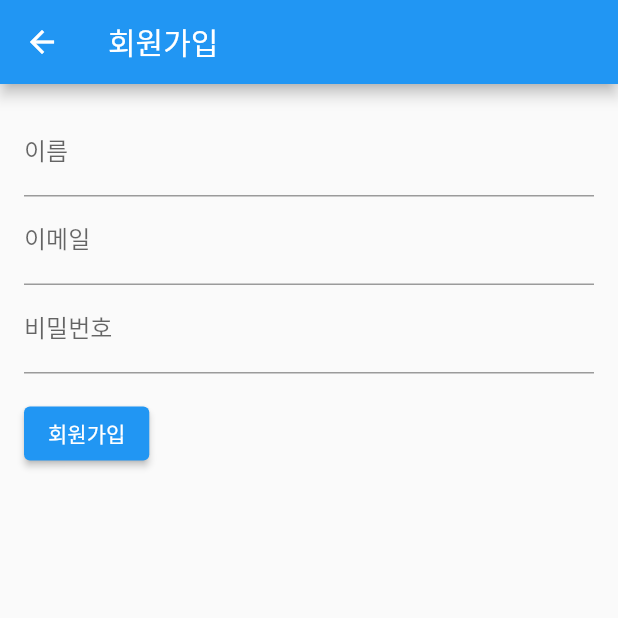
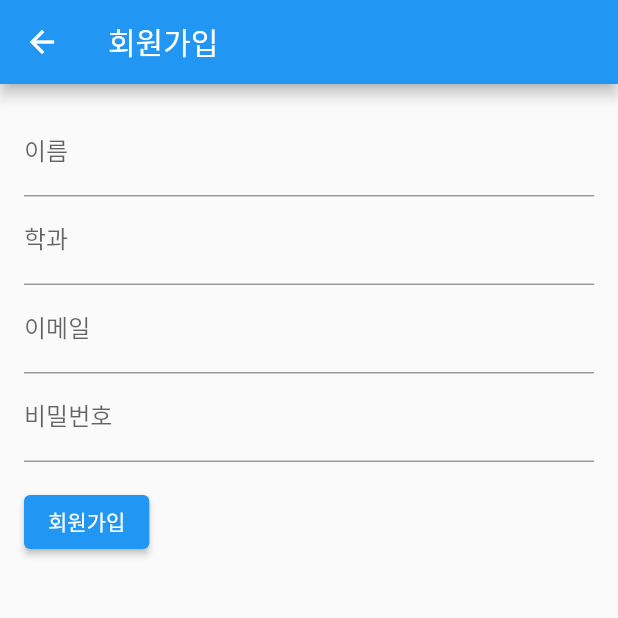
Before and after one commit to 23-1-CapstoneDesign/FIGHT_GONGGANG, a Flutter app: the screen it shows after launch, after a tap on "회원가입", on a phone screen of 412 x 824 dp, the top half of it. Run offline on Flutter 3.47's test engine with Material 2 defaults, Android fonts, the light colour scheme and no system bars; our stand-ins replace flutter_dotenv, shared_preferences; missing offline and left inert: mysql1.

Commit message:
ver 0.01

```diff
--- a/lib/Layout/Dashboard.dart
+++ b/lib/Layout/Dashboard.dart
@@ -1,3 +1,4 @@
+import 'package:fighting_gonggang/Login.dart';
 import 'package:flutter/material.dart';
 import 'package:shared_preferences/shared_preferences.dart';
 
@@ -40,8 +41,11 @@ class dashboard extends StatelessWidget {
 // 로그아웃 처리 로직
           SharedPreferences prefs = await SharedPreferences.getInstance();
           await prefs.remove('autoLogin');
+          Navigator.pushAndRemoveUntil (
+              context,
+              MaterialPageRoute(builder: (context) => LoginPage()),
+          (Route<dynamic> route) => false,);
 
-          Navigator.pushReplacementNamed(context, '/login');
 
         },
       ),
--- a/lib/Maintab.dart
+++ b/lib/Maintab.dart
@@ -19,7 +19,6 @@ class _MaintabPageState extends State<MaintabPage> {
   Widget build(BuildContext context) {
     return Scaffold(
       appBar: AppBar(
-        title: Text("My App"),
       ),
       body: _children[_currentIndex],
       bottomNavigationBar: BottomNavigationBar(
--- a/lib/registration_page.dart
+++ b/lib/SignUp.dart
@@ -1,10 +1,13 @@
 import 'package:flutter/material.dart';
 import 'dart:core';
-
+import 'package:mysql1/mysql1.dart';
 class SignupPage extends StatelessWidget {
   final _nameController = TextEditingController();
+  final _departmentController =TextEditingController();
+  final _studentnumberController = TextEditingController();
   final _emailController = TextEditingController();
   final _passwordController = TextEditingController();
+  final _styleController = TextEditingController();
   int _currentIndex = 0;
 
 
@@ -25,6 +28,10 @@ class SignupPage extends StatelessWidget {
               decoration: InputDecoration(labelText: '이름'),
             ),
             TextField(
+              controller: _departmentController,
+              decoration: InputDecoration(labelText: '학과'),
+            ),
+            TextField(
               controller: _emailController,
               decoration: InputDecoration(labelText: '이메일'),
             ),
@@ -41,7 +48,7 @@ class SignupPage extends StatelessWidget {
                   final email = _emailController.text;
                   final password = _passwordController.text;
                   // 회원가입 로직 처리
-
+              print('');
                 },
                 child: Text('회원가입'),
               ),
--- /dev/null
+++ b/lib/dbconfig/dbconnect.dart
@@ -0,0 +1,25 @@
+import 'package:mysql1/mysql1.dart';
+import 'package:flutter_dotenv/flutter_dotenv.dart';
+
+
+Future<MySqlConnection> config() async {
+  var settings;
+
+
+  var host = dotenv.env["HOST"].toString();
+  var user= dotenv.env["DB_USER"];
+  var password= dotenv.env["DB_PASSWORD"];
+  var db= dotenv.env["DB_NAME"];
+
+  MySqlConnection conn = await MySqlConnection.connect(ConnectionSettings(
+      host: host,
+      port: 3306,
+      user:  dotenv.env["DB_USER"],
+      db: dotenv.env["DB_NAME"],
+      password: dotenv.env["DB_PASSWORD"]));
+
+
+  Future<Results> result = conn.query("SHOW DATABASE;");
+  return conn;
+
+}
--- a/lib/login.dart
+++ b/lib/login.dart
@@ -1,25 +1,17 @@
 import 'package:fighting_gonggang/Maintab.dart';
 import 'package:flutter/material.dart';
 import 'package:shared_preferences/shared_preferences.dart';
-import 'registration_page.dart';
-
-
+import 'SignUp.dart';
 
 class LoginPage extends StatefulWidget {
-
-
-
   @override
   _LoginPageState createState() => _LoginPageState();
 }
 
 class _LoginPageState extends State<LoginPage> {
-
   final _usernameController = TextEditingController();
   final _passwordController = TextEditingController();
-  bool _rememberMe=false;
   bool _autoLogin = false;
-
 
   @override
   void initState() {
@@ -37,7 +29,6 @@ class _LoginPageState extends State<LoginPage> {
         _usernameController.text = username;
         _passwordController.text = password;
         setState(() {
-          _rememberMe = true;
           _autoLogin = true;
         });
         _login();
@@ -50,18 +41,18 @@ class _LoginPageState extends State<LoginPage> {
     final username = _usernameController.text;
     final password = _passwordController.text;
     // 로그인 처리 로직
-    if (_rememberMe) {
+    if (_autoLogin) {
       SharedPreferences prefs = await SharedPreferences.getInstance();
       prefs.setString('username', username);
       prefs.setString('password', password);
       prefs.setBool('autoLogin', true);
     }
+
     Navigator.push(
       context,
       MaterialPageRoute(builder: (context) => MaintabPage()),
     );
   }
-
 
   @override
   Widget build(BuildContext context) {
@@ -74,6 +65,7 @@ class _LoginPageState extends State<LoginPage> {
         child: Column(
           crossAxisAlignment: CrossAxisAlignment.start,
           children: <Widget>[
+            SizedBox(height: 10.0),
             TextField(
               controller: _usernameController,
               decoration: InputDecoration(labelText: '아이디'),
@@ -83,51 +75,62 @@ class _LoginPageState extends State<LoginPage> {
               obscureText: true,
               decoration: InputDecoration(labelText: '비밀번호'),
             ),
+
             Row(
-              children: <Widget>[
-                Checkbox(
-                  value: _rememberMe,
-                  onChanged: (value) {
-                    setState(() {
-                      _rememberMe = value!;
-                    });
-                  },
+              mainAxisAlignment: MainAxisAlignment.center,
+              children: [
+                ElevatedButton(
+                  style: ElevatedButton.styleFrom(minimumSize: (Size(200, 40))),
+                  onPressed: _login,
+                  child: Text('로그인'),
                 ),
-                Text('로그인 정보 기억하기'),
               ],
             ),
             Row(
+              mainAxisAlignment: MainAxisAlignment.center,
+              children: [
+                ElevatedButton(
+                  style: ElevatedButton.styleFrom(minimumSize: (Size(200, 40))),
+                  onPressed: () {
+                    Navigator.push(
+                      context,
+                      MaterialPageRoute(builder: (context) => SignupPage()),
+                    );
+                  },
+                  child: Text('회원가입'),
+                )
+              ],
+            ),
+            SizedBox(height: 1.0),
+            Row(
+              mainAxisAlignment: MainAxisAlignment.center,
+              children: [
+                Text('비밀번호를 잊으셨나요?'),
+                TextButton(
+                  onPressed: () {
+                    Navigator.push(
+                      context,
+                      MaterialPageRoute(builder: (context) => SignupPage()),
+                    );
+                  },
+                  child: Text('비밀번호 찾기'),
+
+                ),
+              ],
+            ),
+            Row(
+              mainAxisAlignment: MainAxisAlignment.center,
               children: <Widget>[
                 Checkbox(
                   value: _autoLogin,
                   onChanged: (value) {
                     setState(() {
                       _autoLogin = value!;
-                      if (_autoLogin) {
-                        _rememberMe = true;
-                      }
                     });
                   },
                 ),
                 Text('자동 로그인'),
               ],
-            ),
-            Padding(
-              padding: const EdgeInsets.symmetric(vertical: 16.0),
-              child: ElevatedButton(
-                onPressed: _login,
-                child: Text('로그인'),
-              ),
-            ),
-            SizedBox(height: 16.0),
-            ElevatedButton(
-              onPressed: () {
-                Navigator.push(
-                  context,
-                  MaterialPageRoute(builder: (context) => SignupPage()),
-                );
-              },
-              child: Text('회원가입'),
             ),
           ],
         ),
--- a/lib/main.dart
+++ b/lib/main.dart
@@ -1,8 +1,13 @@
 import 'package:flutter/material.dart';
 import 'Login.dart';
 import 'Maintab.dart';
+import 'dbconfig/dbconnect.dart';
+import 'package:flutter_dotenv/flutter_dotenv.dart';
+Future main() async{
 
-void main() {
+  await dotenv.load(fileName: ".env");
+
+  var test = config();
   runApp(MyApp());
 }
 
@@ -14,9 +19,10 @@ class MyApp extends StatelessWidget {
       theme: ThemeData(
         primarySwatch: Colors.blue,
       ),
-      home: LoginPage(),//시작 페이지: 로그인
+
+      initialRoute: '/',
       routes: {//routes: key=라우트명 ex:localhost:8080/라우트명
-        '/login': (context) => LoginPage(),
+        '/': (context) => LoginPage(),
         '/home': (context) => MaintabPage(),
         // '/profile': (context) => ProfileScreen(),
         // '/settings': (context) => SettingsScreen(),
--- a/pubspec.yaml
+++ b/pubspec.yaml
@@ -36,6 +36,8 @@ dependencies:
   # Use with the CupertinoIcons class for iOS style icons.
   cupertino_icons: ^1.0.2
   shared_preferences: ^2.0.20
+  mysql1: ^0.20.0
+  flutter_dotenv: ^5.0.2
 dev_dependencies:
   flutter_test:
     sdk: flutter
@@ -57,7 +59,8 @@ flutter:
   # included with your application, so that you can use the icons in
   # the material Icons class.
   uses-material-design: true
-
+  assets:
+    - .env
   # To add assets to your application, add an assets section, like this:
   # assets:
   #   - images/a_dot_burr.jpeg
```
Also changed, not shown: pubspec.lock, 2 other files.
